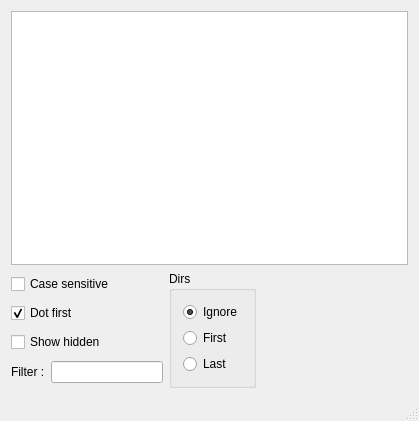
Qt form mainwindow.ui (haraki/FolderModelTest) before a commit.
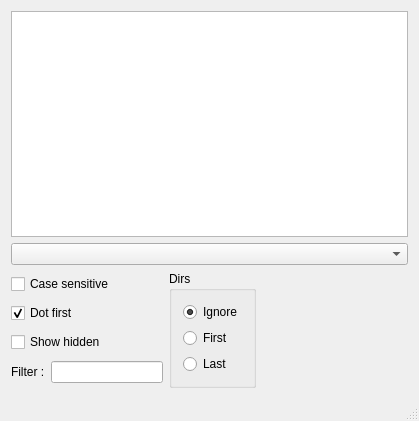
The same form after that commit.

Commit message: implemented storage change.

```diff
--- a/mainwindow.ui
+++ b/mainwindow.ui
@@ -28,6 +28,9 @@
       </attribute>
      </widget>
     </item>
+    <item>
+     <widget class="QComboBox" name="storageComboBox"/>
+    </item>
     <item>
      <layout class="QHBoxLayout" name="horizontalLayout">
       <item>
```
Left out of the diff: 44 changed lines with no effect on the pictures. The commit also changes 3 other files.
